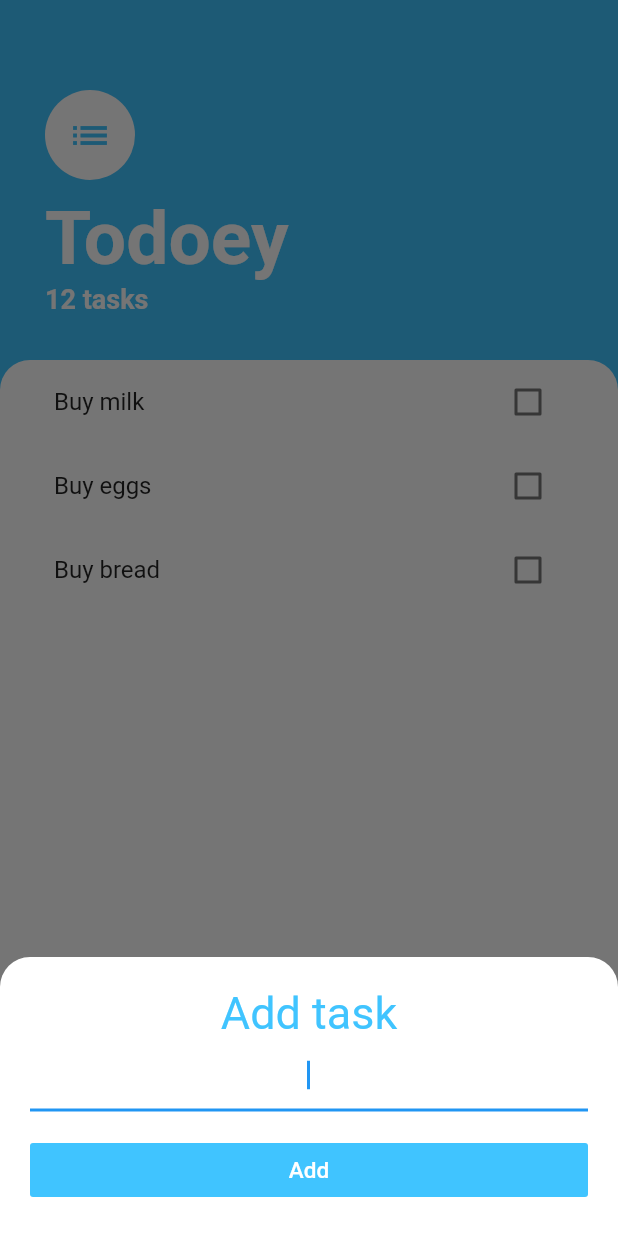
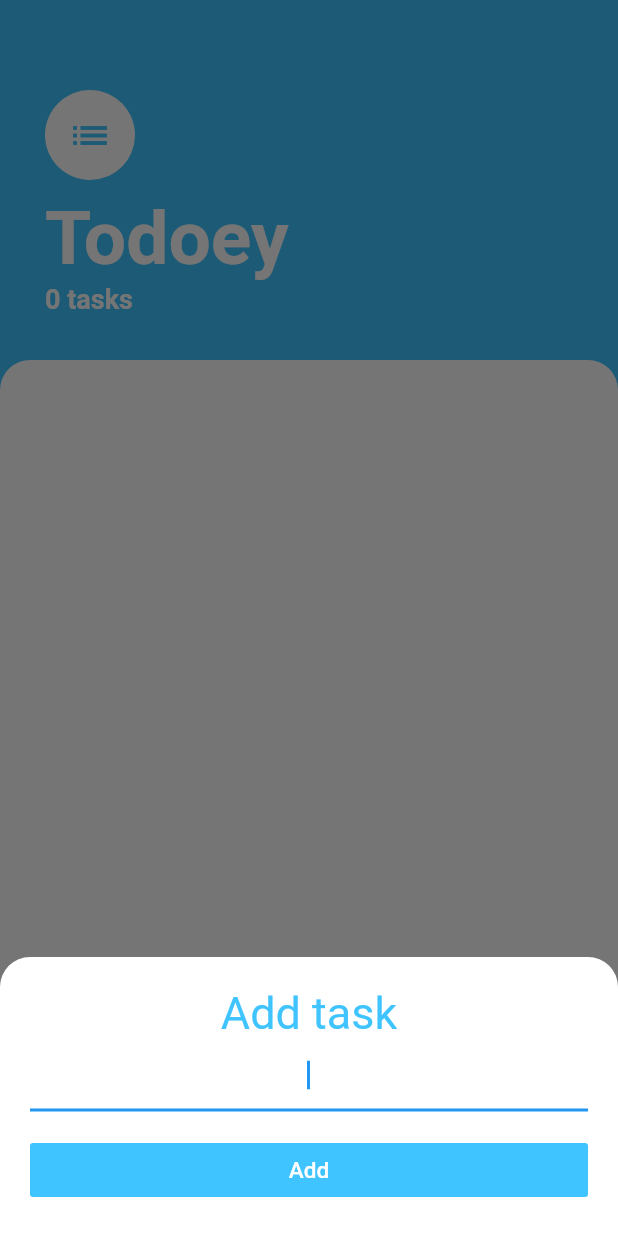
Before and after one commit to mikeescom/Todoey, a Flutter app: the screen it shows after launch, after a tap on the "add" icon, on a phone screen of 412 x 824 dp. Run offline on Flutter 3.47's test engine with Material 2 defaults, Android fonts, the phone set to English and light mode, and no system bars.

Commit message:
Adding tasks implementation.

```diff
--- a/lib/screens/add_task_screen.dart
+++ b/lib/screens/add_task_screen.dart
@@ -1,8 +1,14 @@
 import 'package:flutter/material.dart';
 
 class AddTaskScreen extends StatelessWidget {
+  final Function addTaskCallback;
+
+  AddTaskScreen(this.addTaskCallback);
+
   @override
   Widget build(BuildContext context) {
+    String newTaskTitle;
+
     return Container(
       color: Color(0xff757575),
       child: Container(
@@ -28,6 +34,9 @@ class AddTaskScreen extends StatelessWidget {
             TextField(
               autofocus: true,
               textAlign: TextAlign.center,
+              onChanged: (newText) {
+                newTaskTitle = newText;
+              },
             ),
             SizedBox(
               height: 15.0,
@@ -41,7 +50,9 @@ class AddTaskScreen extends StatelessWidget {
                   fontSize: 15.0,
                 ),
               ),
-              onPressed: () {},
+              onPressed: () {
+                addTaskCallback(newTaskTitle);
+              },
             ),
           ],
         ),
--- a/lib/screens/tasks_screen.dart
+++ b/lib/screens/tasks_screen.dart
@@ -1,8 +1,16 @@
 import 'package:flutter/material.dart';
+import 'package:todoeyflutter/models/task.dart';
 import 'package:todoeyflutter/screens/add_task_screen.dart';
 import 'package:todoeyflutter/widgets/tasks_list.dart';
 
-class TasksScreen extends StatelessWidget {
+class TasksScreen extends StatefulWidget {
+  @override
+  _TasksScreenState createState() => _TasksScreenState();
+}
+
+class _TasksScreenState extends State<TasksScreen> {
+  List<Task> tasks = [];
+
   @override
   Widget build(BuildContext context) {
     return Scaffold(
@@ -18,8 +26,18 @@ class TasksScreen extends StatelessWidget {
             isScrollControlled: true,
             builder: (BuildContext context) => SingleChildScrollView(
               padding: EdgeInsets.only(
-                  bottom: MediaQuery.of(context).viewInsets.bottom),
-              child: AddTaskScreen(),
+                bottom: MediaQuery.of(context).viewInsets.bottom,
+              ),
+              child: AddTaskScreen((newTaskTitle) {
+                setState(() {
+                  tasks.add(
+                    Task(
+                      name: newTaskTitle,
+                    ),
+                  );
+                });
+                Navigator.pop(context);
+              }),
             ),
           );
         },
@@ -54,7 +72,7 @@ class TasksScreen extends StatelessWidget {
                   ),
                 ),
                 Text(
-                  '12 tasks',
+                  '${tasks.length} tasks',
                   style: TextStyle(
                     color: Colors.white,
                     fontSize: 18.0,
@@ -76,7 +94,9 @@ class TasksScreen extends StatelessWidget {
                   topRight: Radius.circular(20.0),
                 ),
               ),
-              child: TasksList(),
+              child: TasksList(
+                tasks: tasks,
+              ),
             ),
           )
         ],
--- a/lib/widgets/tasks_list.dart
+++ b/lib/widgets/tasks_list.dart
@@ -3,32 +3,30 @@ import 'package:todoeyflutter/models/task.dart';
 import 'package:todoeyflutter/widgets/task_tile.dart';
 
 class TasksList extends StatefulWidget {
+  final List<Task> tasks;
+
+  TasksList({this.tasks});
+
   @override
   _TasksListState createState() => _TasksListState();
 }
 
 class _TasksListState extends State<TasksList> {
-  List<Task> tasks = [
-    Task(name: 'Buy milk'),
-    Task(name: 'Buy eggs'),
-    Task(name: 'Buy bread'),
-  ];
-
   @override
   Widget build(BuildContext context) {
     return ListView.builder(
       itemBuilder: (context, index) {
         return TaskTile(
-          taskTitle: tasks[index].name,
-          isChecked: tasks[index].isDone,
+          taskTitle: widget.tasks[index].name,
+          isChecked: widget.tasks[index].isDone,
           checkboxCallback: (checkboxState) {
             setState(() {
-              tasks[index].toggleDone();
+              widget.tasks[index].toggleDone();
             });
           },
         );
       },
-      itemCount: tasks.length,
+      itemCount: widget.tasks.length,
     );
   }
 }
```
